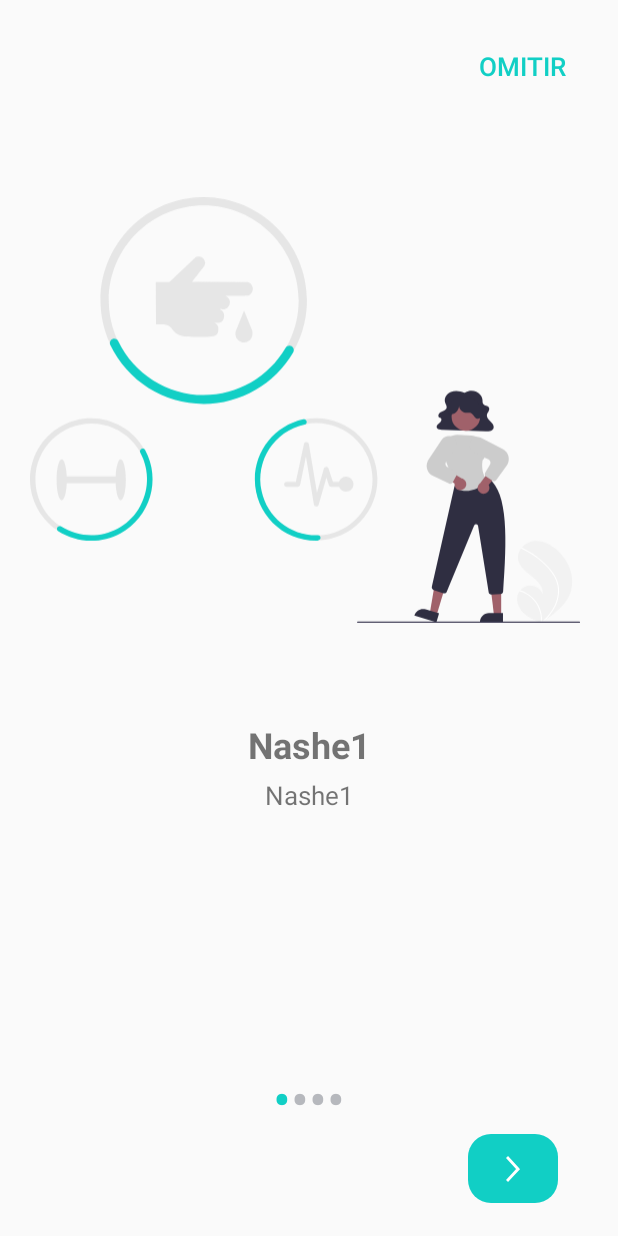
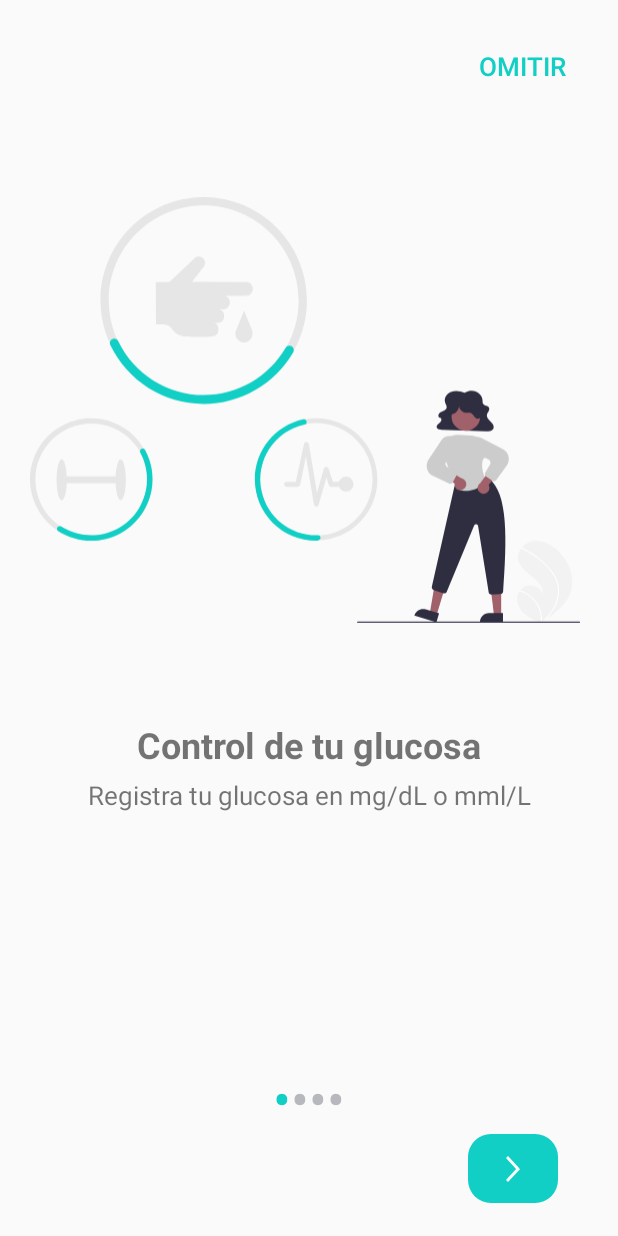
Before and after one commit to SergioGamero31/D-health, an Android app: the screen it shows after launch (OnBoardingActivity), on a phone screen of 412 x 824 dp. Run offline under Robolectric (Android 15) with nearby library versions, the phone set to English and light mode, and no system bars.

Commit message:
act layouts

```diff
--- a/app/src/main/java/com/example/diabetes/ViewPagerAdapter.java
+++ b/app/src/main/java/com/example/diabetes/ViewPagerAdapter.java
@@ -64,7 +64,7 @@ public class ViewPagerAdapter extends PagerAdapter {
 
         sliderImage.setImageResource(images[position]);
         sliderTitle.setText(headings[position]);
-        sliderDesc.setText(headings[position]);
+        sliderDesc.setText(desc[position]);
 
         container.addView(view);
 
--- a/app/src/main/res/layout/fragment_glucosa.xml
+++ b/app/src/main/res/layout/fragment_glucosa.xml
@@ -38,7 +38,7 @@
                             android:layout_height="25dp"
                             android:layout_alignParentStart="true"
                             android:layout_marginTop="30dp"
-                            android:background="@drawable/ic_arrow" />
+                            android:background="@drawable/ic_arrow"/>
 
                         <TextView
                             android:id="@+id/textDashboard"
--- a/app/src/main/res/values/strings.xml
+++ b/app/src/main/res/values/strings.xml
@@ -58,15 +58,15 @@
     <string name="editp_height_hint">Talla</string>
     <string name="editp_weight_hint">Peso</string>
 
-    <string name="heading_1">Nashe1</string>
-    <string name="heading_2">Nashe2</string>
-    <string name="heading_3">Nashe3</string>
-    <string name="heading_4">Nashe4</string>
+    <string name="heading_1">Control de tu glucosa</string>
+    <string name="heading_2">Ejercitate según tu nivel</string>
+    <string name="heading_3">Recuerda que medicamentos tomar</string>
+    <string name="heading_4">Observa tu progreso</string>
 
-    <string name="desc_1">Anashe1</string>
-    <string name="desc_2">Anashe2</string>
-    <string name="desc_3">Anashe3</string>
-    <string name="desc_4">Anashe4</string>
+    <string name="desc_1">Registra tu glucosa en mg/dL o mml/L</string>
+    <string name="desc_2">Lleva un control de tus pasos y ejercitate con nuestras rutinas</string>
+    <string name="desc_3">Programa recordatorios para tu medicación</string>
+    <string name="desc_4">Estadísticas de tu progreso por día, semana, mes y año</string>
 
     <string name="pose1">Tip: hacer curl de bíceps, extensiones de tríceps en polea alta, ayudan a hacer más y mejores flexiones.</string>
 
```
Also changed, not shown: app/src/main/res/layout/fragment_advanced_rutine.xml (+5 -15 lines), app/src/main/res/layout/fragment_beginner_rutine.xml (+5 -15 lines), app/src/main/res/layout/fragment_intermediate_rutine.xml (+5 -16 lines).
